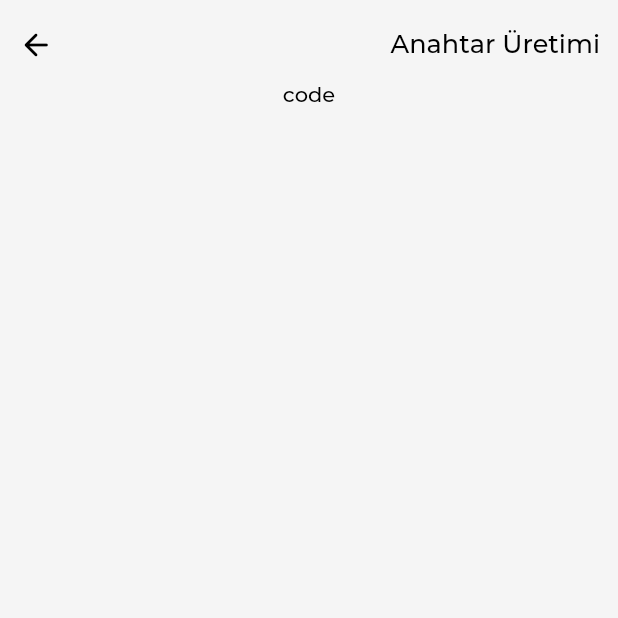
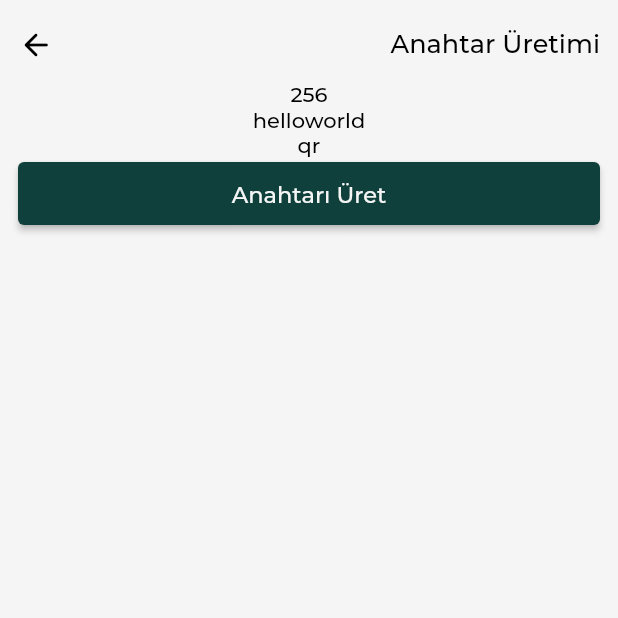
Before and after one commit to zahidayturan/advanced-encryption-standard-application, a Flutter app: the GenerateKey screen opened directly, on a phone screen of 412 x 824 dp, the top half of it. Run offline on Flutter 3.47's test engine with Material 2 defaults, Android fonts, the phone set to English and light mode, and no system bars; our stand-ins replace firebase_core, shimmer; missing offline and left inert: encrypt, qr_code_scanner; accounts and stored records are empty.

Commit message:
key generate

```diff
--- a/lib/core/theme/theme.dart
+++ b/lib/core/theme/theme.dart
@@ -12,9 +12,15 @@ class AppTheme {
       colorScheme: const ColorScheme.light().copyWith(
         secondary: colors.black,
         primaryContainer: colors.white,
-        onBackground: colors.black
       ),
       scaffoldBackgroundColor: colors.grey,
+      elevatedButtonTheme: ElevatedButtonThemeData(
+        style: ElevatedButton.styleFrom(
+          backgroundColor: colors.greenDark,
+          foregroundColor: colors.white,
+          padding: const EdgeInsets.symmetric(horizontal: 24, vertical: 12),
+        ),
+      ),
   );
 
   static ThemeData darkTheme = ThemeData(
@@ -24,8 +30,14 @@ class AppTheme {
       colorScheme: const ColorScheme.light().copyWith(
         secondary: colors.grey,
         primaryContainer: colors.blackLight,
-        onBackground: colors.blackLight
       ),
       scaffoldBackgroundColor: colors.black,
+      elevatedButtonTheme: ElevatedButtonThemeData(
+        style: ElevatedButton.styleFrom(
+          backgroundColor: colors.blueMid,
+          foregroundColor: colors.white,
+          padding: const EdgeInsets.symmetric(horizontal: 24, vertical: 12),
+        ),
+      ),
   );
 }
--- a/lib/routes/encryption/generate_key.dart
+++ b/lib/routes/encryption/generate_key.dart
@@ -1,16 +1,60 @@
+import 'package:aes/core/constants/colors.dart';
+import 'package:aes/data/models/key_info.dart';
 import 'package:aes/routes/encryption/components/e_page_app_bar.dart';
 import 'package:aes/ui/components/regular_text.dart';
+import 'package:encrypt/encrypt.dart' as encrypt;
 import 'package:flutter/material.dart';
+import 'dart:convert';
+
 
 class GenerateKey extends StatefulWidget {
   final String code;
-  const GenerateKey({super.key,required this.code});
+  final String type;
+  const GenerateKey({super.key, required this.code, required this.type});
 
   @override
   State<GenerateKey> createState() => _GenerateKeyState();
 }
 
 class _GenerateKeyState extends State<GenerateKey> {
+  AppColors colors = AppColors();
+  final int bitLength = 256;
+  String generatedKey = "";
+
+  String generatePaddedKey(String code, int bitLength) {
+    int targetLength = bitLength ~/ 8;
+
+    List<int> codeBytes = utf8.encode(code);
+    debugPrint(codeBytes.length.toString());
+
+    if (codeBytes.length > targetLength) {
+      codeBytes = codeBytes.sublist(0, targetLength);
+    }
+
+    if (codeBytes.length < targetLength) {
+      int paddingLength = targetLength - codeBytes.length;
+      codeBytes = List.from(codeBytes)..addAll(List.generate(paddingLength, (_) => 0));
+    }
+
+    debugPrint(codeBytes.length.toString());
+    debugPrint(codeBytes.toString());
+    debugPrint(utf8.decode(codeBytes));
+    debugPrint(base64.encode(codeBytes));
+
+    debugPrint("---------------------------------------");
+    //const plainText = 'Hello World';
+
+    final key = encrypt.Key.fromBase64(base64.encode(codeBytes));
+    debugPrint('Key Length: ${key.length} bytes');
+
+    final keyBytes = key.bytes;
+    String keyHex = keyBytes.map((b) => b.toRadixString(16).padLeft(2, '0')).join();
+    debugPrint('Key (Hex): $keyHex');
+
+    String keyBase64 = base64.encode(keyBytes);
+    debugPrint('Key (Base64): $keyBase64');
+    return keyBase64;
+  }
 
   @override
   Widget build(BuildContext context) {
@@ -20,21 +64,49 @@ class _GenerateKeyState extends State<GenerateKey> {
         resizeToAvoidBottomInset: false,
         bottomNavigationBar: null,
         body: Padding(
-          padding: const EdgeInsets.only(right: 12,left: 12,top: 6),
+          padding: const EdgeInsets.only(right: 12, left: 12, top: 6),
           child: SingleChildScrollView(
             physics: const BouncingScrollPhysics(),
-            child: Center(
-                child: Column(
+            child: Column(
+              children: [
+                const EPageAppBar(
+                  texts: "Anahtar Üretimi",
+                ),
+                RegularText(texts: bitLength.toString()),
+                RegularText(texts: widget.code),
+                RegularText(texts: widget.type),
+                Row(
                   children: [
-                    const EPageAppBar(texts: "Anahtar Üretimi",),
-                    RegularText(texts: widget.code)
+                    Expanded(
+                      child: ElevatedButton(
+                        onPressed: () {
+                          setState(() {
+                            generatedKey = generatePaddedKey(widget.code, bitLength);
+                          });
+                          KeyInfo newKey = KeyInfo(
+                              creationTime: DateTime.now().toString(),
+                              bitLength: bitLength.toString(),
+                              generateType: widget.type,
+                              key: generatedKey
+                          );
+                          debugPrint(newKey.toJson().toString());
+                        },
+
+                        child: RegularText(
+                          texts: "Anahtarı Üret",
+                          size: 15,
+                          color: colors.grey,
+                        ),
+                      ),
+                    ),
                   ],
-                )
+                ),
+                Text(generatedKey,style: TextStyle(color: Theme.of(context).colorScheme.secondary),),
+              ],
             ),
           ),
         ),
       ),
     );
   }
-
 }
--- a/lib/routes/home/components/home_key_and_encryption.dart
+++ b/lib/routes/home/components/home_key_and_encryption.dart
@@ -270,7 +270,7 @@ class _HomeKeyAndEncryptionState extends State<HomeKeyAndEncryption> {
                   Navigator.pop(context);
                   Navigator.push(
                     context,
-                    MaterialPageRoute(builder: (context) => GenerateKey(code: "code",)),
+                    MaterialPageRoute(builder: (context) => GenerateKey(code: "helloworld",type: "qr",)),
                     //MaterialPageRoute(builder: (context) => QRViewExample()),
                   );
                 },
--- a/pubspec.yaml
+++ b/pubspec.yaml
@@ -16,6 +16,7 @@ dependencies:
   firebase_auth: ^4.0.0
   cloud_firestore: ^4.14.0
   qr_code_scanner: ^1.0.0
+  encrypt: ^5.0.3
 
 
 dev_dependencies:
```
Also changed, not shown: lib/routes/encryption/qr_reader.dart (+8 -5 lines), pubspec.lock.
